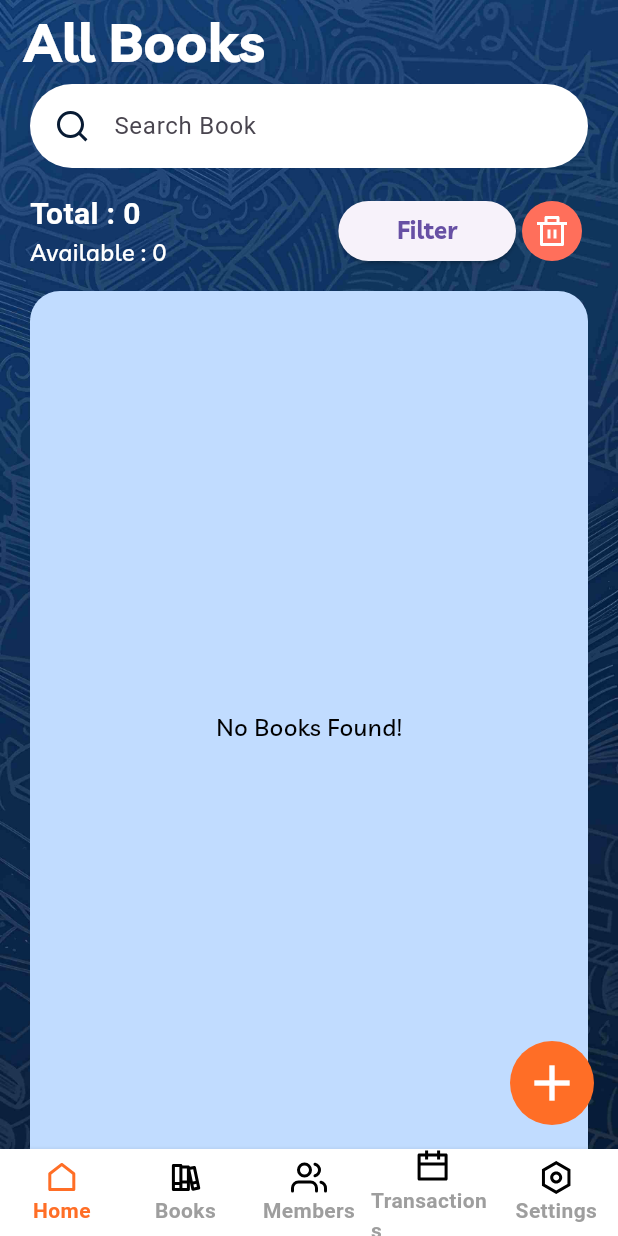
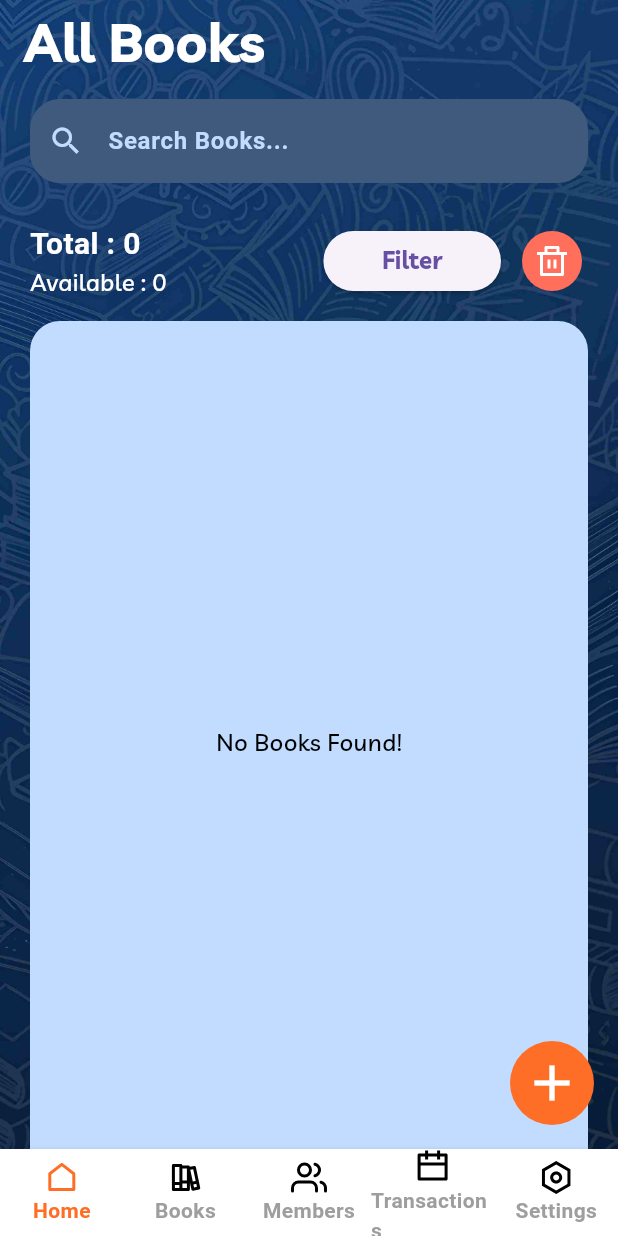
Before and after one commit to Bharath-OS/Libry, a Flutter app: the MainScreen screen opened directly, swiped to page 2, on a phone screen of 412 x 824 dp. Run offline on Flutter 3.47's test engine with Material 3 defaults, Android fonts, the phone set to English and light mode, and no system bars; drawn by our look-alikes of stylish_bottom_bar; our stand-ins replace flutter_svg, hive, hive_flutter, image_picker, page_transition, sqflite; accounts and stored records are empty; project files that could hold a hidden picture were left out.

Commit message:
Add book search feature

```diff
--- a/lib/provider/book_provider.dart
+++ b/lib/provider/book_provider.dart
@@ -9,11 +9,32 @@ class BookProvider extends ChangeNotifier {
     fetchBooks();
   }
   List<Books> _books = [];
-  List<Books> get books => _books;
+  List<Books> _filteredBooks = [];
+  String _searchQuery = '';
+
+  List<Books> get books =>
+      _filteredBooks.isEmpty ? _books : _filteredBooks;
   int get count => _books.length;
+
+  //Searching implementation
+  void searchBooks(String query) {
+    _searchQuery = query;
+
+    if (_searchQuery.isNotEmpty) {
+      _filteredBooks = _books.where((book) {
+        return book.title.toLowerCase().contains(_searchQuery.toLowerCase()) ||
+            book.author.toLowerCase().contains(_searchQuery.toLowerCase());
+      }).toList();
+    } else {
+      _filteredBooks = _books;
+    }
+
+    notifyListeners();
+  }
 
   Future<void> fetchBooks() async {
     _books = await BooksDB.getBooks();
+    _filteredBooks = _books;
     notifyListeners();
   }
 
--- a/lib/screens/books_screen.dart
+++ b/lib/screens/books_screen.dart
@@ -14,6 +14,7 @@ class BooksScreen extends StatelessWidget {
 
   @override
   Widget build(BuildContext context) {
+
     return ListScreen<Books>(
       title: "All Books",
       totalCount: context.watch<BookProvider>().count,
@@ -22,7 +23,7 @@ class BooksScreen extends StatelessWidget {
           .books
           .where((book) => book.copiesAvailable > 0)
           .length,
-      searchHint: "Search Book",
+      searchHint: "Search Books...",
       items: context.watch<BookProvider>().books,
       tileBuilder: (book) => Cards.bookCard(bookDetails: book,context: context),
       onTap: (book) => Navigator.push(
--- a/lib/widgets/list.dart
+++ b/lib/widgets/list.dart
@@ -2,29 +2,27 @@ import 'dart:core';
 
 import 'package:flutter/material.dart';
 import 'package:flutter_svg/flutter_svg.dart';
-import 'package:libry/database/libry_db.dart';
-import 'package:libry/models/books_model.dart';
+import 'package:libry/models/members_model.dart';
 import 'package:libry/utilities/helpers.dart';
-import 'package:libry/utilities/validation.dart';
 import 'package:provider/provider.dart';
+import '../models/books_model.dart';
 import '../provider/book_provider.dart';
-import '../screens/books_screens/add_book_screen.dart';
 import '../themes/styles.dart';
 import 'package:libry/constants/app_colors.dart';
 import '../widgets/buttons.dart';
 import '../widgets/layout_widgets.dart';
 
-class ListScreen<T> extends StatelessWidget {
+class ListScreen<T> extends StatefulWidget {
   final String title;
   final int totalCount;
   final int availableCount;
   final String searchHint;
-  final List<T> items;
+  List<T> items;
   final Widget Function(T item) tileBuilder;
   final void Function(T item)? onTap;
   final VoidCallback fabMethod;
 
-  const ListScreen({
+  ListScreen({
     super.key,
     required this.title,
     required this.totalCount,
@@ -37,9 +35,38 @@ class ListScreen<T> extends StatelessWidget {
   });
 
   @override
+  State<ListScreen<T>> createState() => _ListScreenState<T>();
+}
+
+class _ListScreenState<T> extends State<ListScreen<T>> {
+  final TextEditingController _searchController = TextEditingController();
+
+  @override
+  void initState() {
+    super.initState();
+    _searchController.addListener(_onSearchChanged);
+  }
+
+  void _onSearchChanged() {
+    if (widget.items is List<Books>) {
+      context.read<BookProvider>().searchBooks(_searchController.text);
+      print("this is books screen");
+    } else {
+      print("This is members screen");
+    }
+  }
+
+  @override
+  void dispose() {
+    _searchController.removeListener(_onSearchChanged);
+    _searchController.dispose();
+    super.dispose();
+  }
+
+  @override
   Widget build(BuildContext context) {
     return LayoutWidgets.customScaffold(
-      appBar: AppBar(title: Text(title)),
+      appBar: AppBar(title: Text(widget.title)),
       body: SafeArea(
         child: Padding(
           padding: const EdgeInsets.symmetric(horizontal: 20),
@@ -52,23 +79,34 @@ class ListScreen<T> extends StatelessWidget {
           ),
         ),
       ),
-      floatingActionButton: MyButton.fab(
-        method: fabMethod
-      ),
+      floatingActionButton: MyButton.fab(method: widget.fabMethod),
     );
   }
 
   Widget _buildHeader(BuildContext context) {
     return Column(
       children: [
-        SearchBar(
-          elevation: const WidgetStatePropertyAll(0),
-          backgroundColor: WidgetStatePropertyAll(MyColors.whiteBG),
-          leading: Padding(
-            padding: const EdgeInsets.all(8.0),
-            child: SvgPicture.asset("assets/icons/search-line.svg"),
+        Padding(
+          padding: const EdgeInsets.symmetric(vertical: 10),
+          child: TextField(
+            style: TextFieldStyle.inputTextStyle,
+            controller: _searchController,
+            decoration: InputDecoration(
+              hintText: widget.searchHint,
+              prefixIcon: Icon(Icons.search,color: MyColors.bgColor,),
+              suffixIcon: _searchController.text.isNotEmpty
+                  ? IconButton(
+                      icon: Icon(Icons.clear,color: MyColors.bgColor,),
+                      onPressed: () {
+                        _searchController.clear();
+                      },
+                    )
+                  : null,
+              border: OutlineInputBorder(
+                borderRadius: BorderRadius.circular(10),
+              ),
+            ),
           ),
-          hintText: searchHint,
         ),
         const SizedBox(height: 16),
         Row(
@@ -78,24 +116,24 @@ class ListScreen<T> extends StatelessWidget {
               crossAxisAlignment: CrossAxisAlignment.start,
               children: [
                 Text(
-                  "Total : $totalCount",
+                  "Total : ${widget.totalCount}",
                   style: BodyTextStyles.headingSmallStyle(MyColors.whiteBG),
                 ),
                 Text(
-                  "Available : $availableCount",
+                  "Available : ${widget.availableCount}",
                   style: BodyTextStyles.bodySmallStyle(MyColors.whiteBG),
                 ),
               ],
             ),
             SizedBox(
               child: Row(
+                spacing: 10,
                 children: [
                   MyButton.filterButton(method: () {}),
-                  MyButton.deleteButton(method:()=> _deleteBooks(context))
+                  MyButton.deleteButton(method: () => _deleteBooks(context)),
                 ],
               ),
-            )
-
+            ),
           ],
         ),
       ],
@@ -103,7 +141,6 @@ class ListScreen<T> extends StatelessWidget {
   }
 
   Widget _buildList(BuildContext context) {
-    int count = context.watch<BookProvider>().books.length;
     return Expanded(
       child: Container(
         width: double.infinity,
@@ -118,7 +155,7 @@ class ListScreen<T> extends StatelessWidget {
           padding: const EdgeInsets.only(top: 10, left: 20, right: 20),
           child: Builder(
             builder: (context) {
-              if (count == 0) {
+              if (widget.totalCount == 0) {
                 return _emptyField();
               } else {
                 return _buildBookTile();
@@ -132,12 +169,12 @@ class ListScreen<T> extends StatelessWidget {
 
   Widget _buildBookTile() {
     return ListView.separated(
-      itemCount: items.length,
+      itemCount: widget.items.length,
       itemBuilder: (ctx, i) {
-        final item = items[i];
+        final item = widget.items[i];
         return GestureDetector(
-          onTap: () => onTap?.call(item),
-          child: tileBuilder(item),
+          onTap: () => widget.onTap?.call(item),
+          child: widget.tileBuilder(item),
         );
       },
       separatorBuilder: (_, _) => const SizedBox(height: 4),
@@ -153,9 +190,8 @@ class ListScreen<T> extends StatelessWidget {
     );
   }
 
-  Future<void> _deleteBooks(BuildContext context)async{
+  Future<void> _deleteBooks(BuildContext context) async {
     await context.read<BookProvider>().clearAllBooks();
     showSnackBar(text: "All Books cleared", context: context);
   }
-
 }
```
